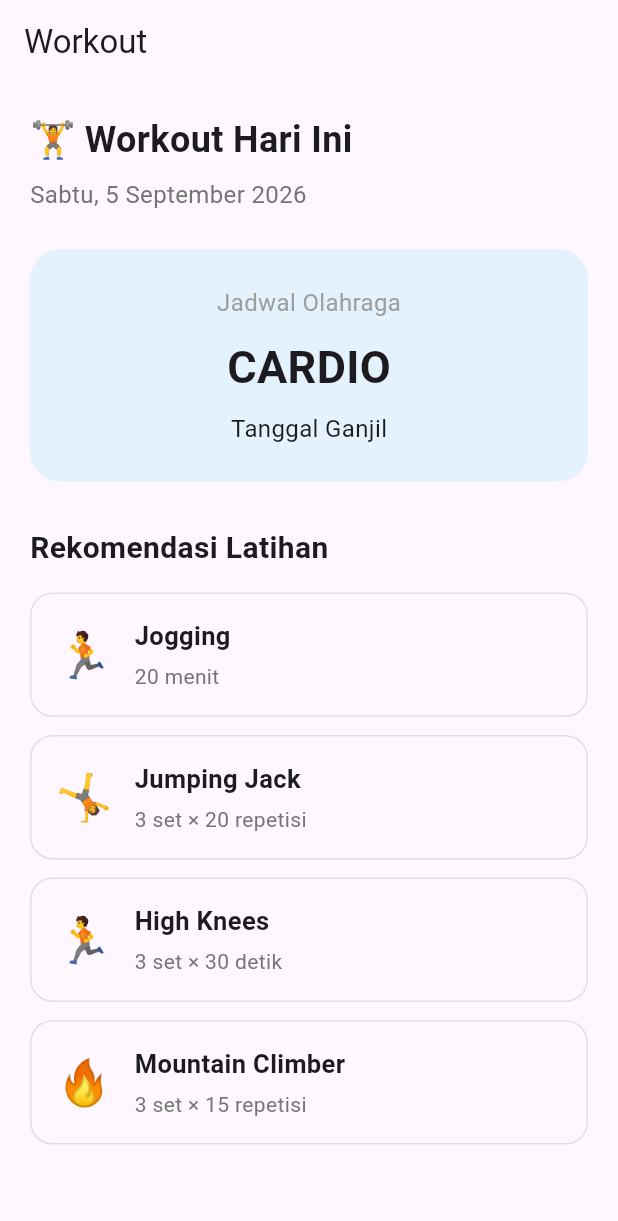
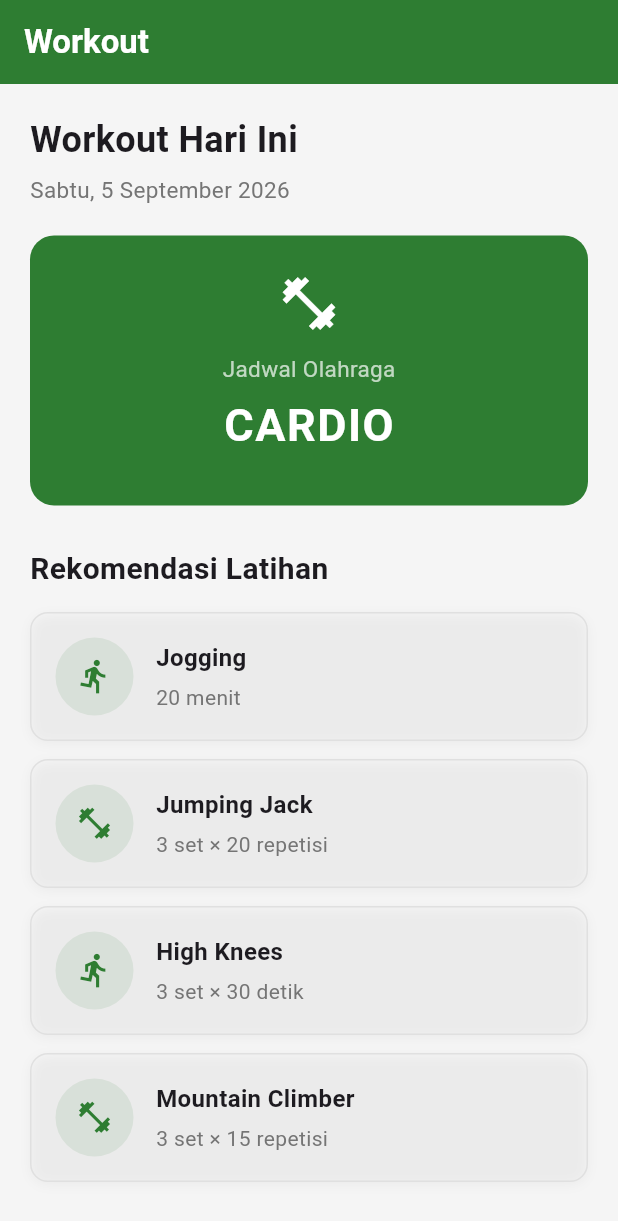
Before and after one commit to tikodjati/bugarku, a Flutter app: the screen it shows after launch, on a phone screen of 412 x 824 dp. Shown: the top 1221 px of the screen. Run offline on Flutter 3.47's test engine with Material 3 defaults, Android fonts, the phone set to English and light mode, and no system bars.

Commit message:
feat(workout):menyesuaikan tema

```diff
--- a/lib/pages/workout_page.dart
+++ b/lib/pages/workout_page.dart
@@ -1,4 +1,5 @@
 import 'package:flutter/material.dart';
+import '../utils/constants.dart';
 
 class WorkoutPage extends StatelessWidget {
   const WorkoutPage({super.key});
@@ -13,58 +14,63 @@ class WorkoutPage extends StatelessWidget {
     final String jenisWorkout =
         isGenap ? 'STRENGTH' : 'CARDIO';
 
-    final String keterangan =
-        isGenap ? 'Tanggal Genap' : 'Tanggal Ganjil';
-
     final List<Map<String, String>> workouts = isGenap
         ? [
             {
               'nama': 'Squat',
               'detail': '3 set × 12 repetisi',
-              'icon': '🏋️',
+              'icon': 'fitness_center',
             },
             {
               'nama': 'Push Up',
               'detail': '3 set × 10 repetisi',
-              'icon': '💪',
+              'icon': 'accessibility_new',
             },
             {
               'nama': 'Lunges',
               'detail': '3 set × 10 repetisi',
-              'icon': '🦵',
+              'icon': 'directions_run',
             },
             {
               'nama': 'Plank',
               'detail': '3 set × 30 detik',
-              'icon': '🔥',
+              'icon': 'timer',
             },
           ]
         : [
             {
               'nama': 'Jogging',
               'detail': '20 menit',
-              'icon': '🏃',
+              'icon': 'directions_run',
             },
             {
               'nama': 'Jumping Jack',
               'detail': '3 set × 20 repetisi',
-              'icon': '🤸',
+              'icon': 'accessibility_run',
             },
             {
               'nama': 'High Knees',
               'detail': '3 set × 30 detik',
-              'icon': '🏃',
+              'icon': 'directions_run',
             },
             {
               'nama': 'Mountain Climber',
               'detail': '3 set × 15 repetisi',
-              'icon': '🔥',
+              'icon': 'fitness_center',
             },
           ];
 
     return Scaffold(
+      backgroundColor: AppColors.background,
+
       appBar: AppBar(
-        title: const Text('Workout'),
+        title: const Text(
+          'Workout',
+          style: TextStyle(fontWeight: FontWeight.bold),
+        ),
+        backgroundColor: AppColors.primary,
+        foregroundColor: Colors.white,
+        elevation: 0,
       ),
 
       body: SingleChildScrollView(
@@ -72,70 +78,69 @@ class WorkoutPage extends StatelessWidget {
         child: Column(
           crossAxisAlignment: CrossAxisAlignment.start,
           children: [
-
-            // Judul
             const Text(
-              '🏋️ Workout Hari Ini',
+              'Workout Hari Ini',
               style: TextStyle(
                 fontSize: 24,
                 fontWeight: FontWeight.bold,
               ),
             ),
 
-            const SizedBox(height: 8),
+            const SizedBox(height: 6),
 
             Text(
               _formatTanggal(today),
               style: TextStyle(
-                fontSize: 16,
-                color: Colors.grey[600],
+                fontSize: 15,
+                color: Colors.grey.shade600,
               ),
             ),
 
-            const SizedBox(height: 25),
+            const SizedBox(height: 20),
 
-            // Card jenis workout
             Container(
               width: double.infinity,
               padding: const EdgeInsets.all(24),
               decoration: BoxDecoration(
-                borderRadius: BorderRadius.circular(20),
-                color: Colors.blue.shade50,
+                color: AppColors.primary,
+                borderRadius: BorderRadius.circular(16),
               ),
               child: Column(
                 children: [
+                  const Icon(
+                    Icons.fitness_center,
+                    color: Colors.white,
+                    size: 42,
+                  ),
+
+                  const SizedBox(height: 12),
 
                   const Text(
                     'Jadwal Olahraga',
                     style: TextStyle(
-                      fontSize: 16,
-                      color: Colors.grey,
+                      fontSize: 15,
+                      color: Colors.white70,
                     ),
                   ),
 
-                  const SizedBox(height: 10),
+                  const SizedBox(height: 6),
 
                   Text(
                     jenisWorkout,
                     style: const TextStyle(
+                      color: Colors.white,
                       fontSize: 30,
                       fontWeight: FontWeight.bold,
+                      letterSpacing: 1,
                     ),
                   ),
 
                   const SizedBox(height: 8),
-
-                  Text(
-                    keterangan,
-                    style: const TextStyle(
-                      fontSize: 16,
-                    ),
-                  ),
                 ],
               ),
             ),
 
-            const SizedBox(height: 30),
+            const SizedBox(height: 28),
 
             const Text(
               'Rekomendasi Latihan',
@@ -145,14 +150,13 @@ class WorkoutPage extends StatelessWidget {
               ),
             ),
 
-            const SizedBox(height: 15),
+            const SizedBox(height: 14),
 
-            // Daftar workout
             ...workouts.map(
               (workout) => _workoutCard(
                 nama: workout['nama']!,
                 detail: workout['detail']!,
-                icon: workout['icon']!,
+                icon: _getIcon(workout['icon']!),
               ),
             ),
           ],
@@ -164,24 +168,33 @@ class WorkoutPage extends StatelessWidget {
   Widget _workoutCard({
     required String nama,
     required String detail,
-    required String icon,
+    required IconData icon,
   }) {
     return Container(
       margin: const EdgeInsets.only(bottom: 12),
       padding: const EdgeInsets.all(16),
       decoration: BoxDecoration(
-        borderRadius: BorderRadius.circular(15),
+        borderRadius: BorderRadius.circular(12),
         border: Border.all(
           color: Colors.grey.shade300,
         ),
+        boxShadow: [
+          BoxShadow(
+            color: Colors.black.withValues(alpha: 0.04),
+            blurRadius: 6,
+            offset: const Offset(0, 2),
+          ),
+        ],
       ),
       child: Row(
         children: [
-
-          Text(
-            icon,
-            style: const TextStyle(
-              fontSize: 30,
+          CircleAvatar(
+            radius: 26,
+            backgroundColor: AppColors.primary.withValues(alpha: 0.1),
+            child: Icon(
+              icon,
+              color: AppColors.primary,
+              size: 25,
             ),
           ),
 
@@ -191,12 +204,11 @@ class WorkoutPage extends StatelessWidget {
             child: Column(
               crossAxisAlignment: CrossAxisAlignment.start,
               children: [
-
                 Text(
                   nama,
                   style: const TextStyle(
-                    fontSize: 17,
-                    fontWeight: FontWeight.bold,
+                    fontSize: 16,
+                    fontWeight: FontWeight.w600,
                   ),
                 ),
 
@@ -205,6 +217,7 @@ class WorkoutPage extends StatelessWidget {
                 Text(
                   detail,
                   style: TextStyle(
+                    fontSize: 14,
                     color: Colors.grey[600],
                   ),
                 ),
@@ -214,6 +227,21 @@ class WorkoutPage extends StatelessWidget {
         ],
       ),
     );
+  }
+
+  IconData _getIcon(String icon) {
+    switch (icon) {
+      case 'fitness_center':
+        return Icons.fitness_center;
+      case 'accessibility_new':
+        return Icons.accessibility_new;
+      case 'directions_run':
+        return Icons.directions_run;
+      case 'timer':
+        return Icons.timer;
+      default:
+        return Icons.fitness_center;
+    }
   }
 
   String _formatTanggal(DateTime date) {
--- a/lib/widgets/menu_card.dart
+++ b/lib/widgets/menu_card.dart
@@ -29,7 +29,7 @@ class MenuCard extends StatelessWidget {
             children: [
               CircleAvatar(
                 radius: 26,
-                backgroundColor: AppColors.primary.withOpacity(0.1),
+                backgroundColor: AppColors.primary.withValues(alpha: 0.1),
                 child: Icon(icon, color: AppColors.primary, size: 26),
               ),
               const SizedBox(height: 10),
```
Also changed, not shown: 1 other file.
